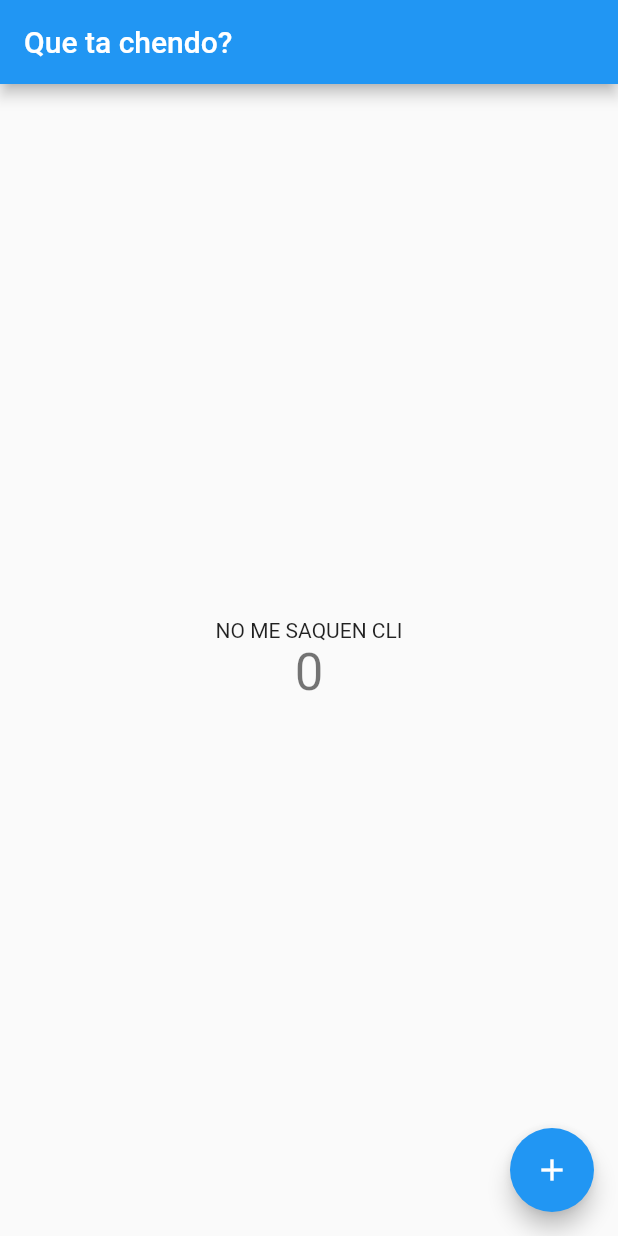
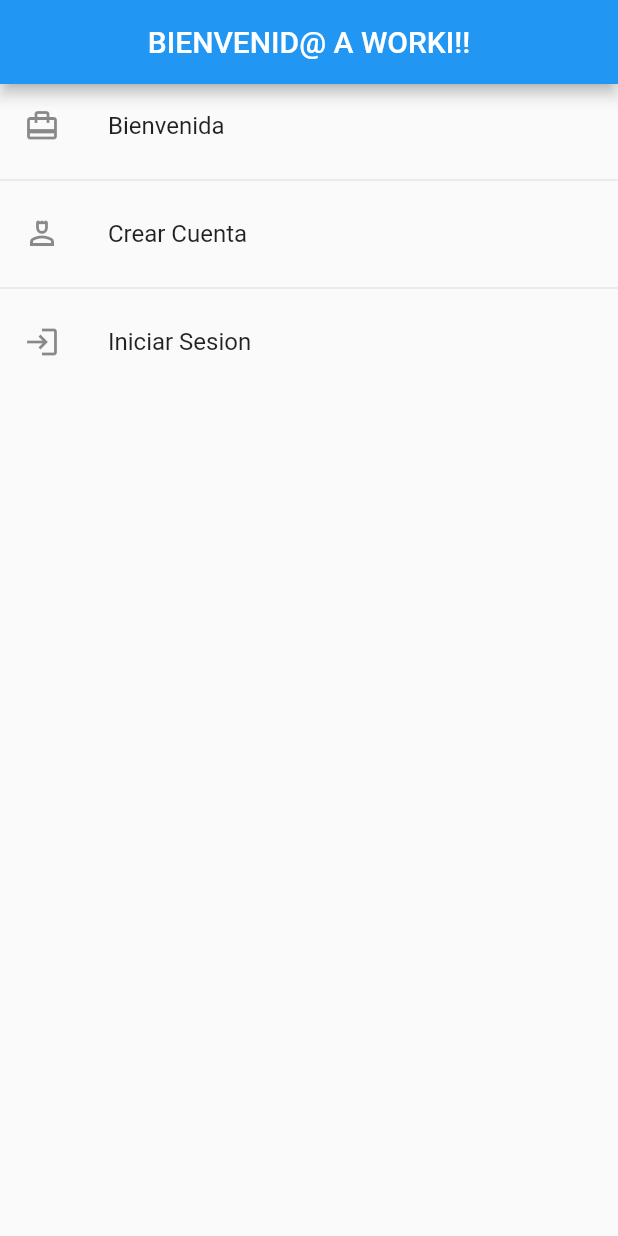
Before and after one commit to joseph7perez/Proyecto_software, a Flutter app: the screen it shows after launch, on a phone screen of 412 x 824 dp. Run offline on Flutter 3.47's test engine with Material 2 defaults, Android fonts, the phone set to English and light mode, and no system bars.

Commit message:
Screen inicial: bienvenida, crear cuenta e iniciar sesion

```diff
--- a/WORKI DEMO/lib/main.dart
+++ b/WORKI DEMO/lib/main.dart
@@ -1,115 +1,19 @@
 import 'package:flutter/material.dart';
 
-void main() {
-  runApp(const MyApp());
-}
+import 'router/apps_routes.dart';
+
+void main() => runApp(const MyApp());
 
 class MyApp extends StatelessWidget {
   const MyApp({super.key});
 
-  // This widget is the root of your application.
   @override
   Widget build(BuildContext context) {
     return MaterialApp(
-      title: 'WORKI DEMO',
-      theme: ThemeData(
-        // This is the theme of your application.
-        //
-        // Try running your application with "flutter run". You'll see the
-        // application has a blue toolbar. Then, without quitting the app, try
-        // changing the primarySwatch below to Colors.green and then invoke
-        // "hot reload" (press "r" in the console where you ran "flutter run",
-        // or simply save your changes to "hot reload" in a Flutter IDE).
-        // Notice that the counter didn't reset back to zero; the application
-        // is not restarted.
-        primarySwatch: Colors.blue,
-      ),
-      home: const MyHomePage(title: 'Que ta chendo?'),
+      debugShowCheckedModeBanner: false,
+      initialRoute: AppRoutes.initialRoute,
+      routes: AppRoutes.getAppRoutes(),
+      //onGenerateRoute: AppRoutes.onGenerateRoute,
     );
   }
 }
-
-class MyHomePage extends StatefulWidget {
-  const MyHomePage({super.key, required this.title});
-
-  // This widget is the home page of your application. It is stateful, meaning
-  // that it has a State object (defined below) that contains fields that affect
-  // how it looks.
-
-  // This class is the configuration for the state. It holds the values (in this
-  // case the title) provided by the parent (in this case the App widget) and
-  // used by the build method of the State. Fields in a Widget subclass are
-  // always marked "final".
-
-  final String title;
-
-  @override
-  State<MyHomePage> createState() => _MyHomePageState();
-}
-
-class _MyHomePageState extends State<MyHomePage> {
-  int _counter = 0;
-
-  void _incrementCounter() {
-    setState(() {
-      // This call to setState tells the Flutter framework that something has
-      // changed in this State, which causes it to rerun the build method below
-      // so that the display can reflect the updated values. If we changed
-      // _counter without calling setState(), then the build method would not be
-      // called again, and so nothing would appear to happen.
-      _counter++;
-    });
-  }
-
-  @override
-  Widget build(BuildContext context) {
-    // This method is rerun every time setState is called, for instance as done
-    // by the _incrementCounter method above.
-    //
-    // The Flutter framework has been optimized to make rerunning build methods
-    // fast, so that you can just rebuild anything that needs updating rather
-    // than having to individually change instances of widgets.
-    return Scaffold(
-      appBar: AppBar(
-        // Here we take the value from the MyHomePage object that was created by
-        // the App.build method, and use it to set our appbar title.
-        title: Text(widget.title),
-      ),
-      body: Center(
-        // Center is a layout widget. It takes a single child and positions it
-        // in the middle of the parent.
-        child: Column(
-          // Column is also a layout widget. It takes a list of children and
-          // arranges them vertically. By default, it sizes itself to fit its
-          // children horizontally, and tries to be as tall as its parent.
-          //
-          // Invoke "debug painting" (press "p" in the console, choose the
-          // "Toggle Debug Paint" action from the Flutter Inspector in Android
-          // Studio, or the "Toggle Debug Paint" command in Visual Studio Code)
-          // to see the wireframe for each widget.
-          //
-          // Column has various properties to control how it sizes itself and
-          // how it positions its children. Here we use mainAxisAlignment to
-          // center the children vertically; the main axis here is the vertical
-          // axis because Columns are vertical (the cross axis would be
-          // horizontal).
-          mainAxisAlignment: MainAxisAlignment.center,
-          children: <Widget>[
-            const Text(
-              'NO ME SAQUEN CLI',
-            ),
-            Text(
-              '$_counter',
-              style: Theme.of(context).textTheme.headlineMedium,
-            ),
-          ],
-        ),
-      ),
-      floatingActionButton: FloatingActionButton(
-        onPressed: _incrementCounter,
-        tooltip: 'Increment',
-        child: const Icon(Icons.add),
-      ), // This trailing comma makes auto-formatting nicer for build methods.
-    );
-  }
-}
--- /dev/null
+++ b/WORKI DEMO/lib/models/menu_option.dart
@@ -0,0 +1,15 @@
+import 'package:flutter/material.dart' show IconData, Widget;
+
+class MenuOption{
+  final String route;
+  final IconData icon;
+  final String name;
+  final Widget screen;
+
+  MenuOption({
+    required this.route,
+    required this.name,
+    required this.screen,
+    required this.icon,});
+
+}
--- /dev/null
+++ b/WORKI DEMO/lib/models/models.dart
@@ -0,0 +1 @@
+export 'package:flutter_application_1/models/menu_option.dart';
--- /dev/null
+++ b/WORKI DEMO/lib/router/apps_routes.dart
@@ -0,0 +1,37 @@
+
+import 'package:flutter/material.dart';
+import 'package:flutter_application_1/models/models.dart';
+import 'package:flutter_application_1/screens/screens.dart';
+
+
+class AppRoutes{
+  static const initialRoute = "/bienvenida";
+
+  static final menuOptions = <MenuOption>[
+    MenuOption(route: "/bienvenida", name: "Bienvenida", screen: const BienvenidaScreen(), icon: Icons.wallet_travel),
+    MenuOption(route: "/crear_cuenta", name: "Crear Cuenta", screen: const CrearCuentaScreen(), icon: Icons.person_4_outlined),
+    MenuOption(route: "/iniciar_sesion", name: "Iniciar Sesion", screen: const IniciarSesionScreen(), icon: Icons.login_outlined),
+
+  ];
+
+  static Map<String, Widget Function(BuildContext)> getAppRoutes(){
+    Map<String, Widget Function(BuildContext)> appRoutes = {};
+    for(final option in menuOptions){
+      appRoutes.addAll({option.route : (context) => option.screen,});
+    }
+    return appRoutes;
+  }
+
+  /*
+  static Map<String, Widget Function(BuildContext)> routes = {
+    "/bienvenida" : (context) => const BienvenidaScreen(),
+    "/crear_cuenta" : (context) => const CrearCuentaScreen(),
+    "/iniciar_sesion" : (context) => const IniciarSesionScreen(),
+  }; */
+
+  static Route<dynamic> onGenerateRoute (RouteSettings settings) {
+    return MaterialPageRoute(
+      builder: (context) => const BienvenidaScreen(),
+    );
+  }
+}
--- /dev/null
+++ b/WORKI DEMO/lib/screens/bienvenida_screen.dart
@@ -0,0 +1,30 @@
+import 'package:flutter/material.dart';
+
+import '../router/apps_routes.dart';
+
+class BienvenidaScreen extends StatelessWidget {
+
+  const BienvenidaScreen({Key? key}) : super(key: key);
+
+  @override
+  Widget build(BuildContext context) {
+    final menuOptions = AppRoutes.menuOptions;
+    return Scaffold(
+      appBar: AppBar(
+        centerTitle: true,
+        title: const Text("BIENVENID@ A WORKI!!"),
+      ),
+      body: ListView.separated(
+        itemBuilder: (context, index) => ListTile(
+          title: Text(menuOptions[index].name),
+          leading: Icon(menuOptions[index].icon),
+          onTap: (){
+            Navigator.pushNamed(context, menuOptions[index].route);
+          },
+        ),
+        separatorBuilder: (_, __) => const Divider(),
+        itemCount: menuOptions.length,
+        )
+    );
+  }
+}
--- /dev/null
+++ b/WORKI DEMO/lib/screens/crear_cuenta_screen.dart
@@ -0,0 +1,16 @@
+import 'package:flutter/material.dart';
+
+class CrearCuentaScreen extends StatelessWidget {
+
+  const CrearCuentaScreen({Key? key}) : super(key: key);
+
+  @override
+  Widget build(BuildContext context) {
+    return Scaffold(
+      appBar: AppBar(
+        centerTitle: true,
+        title: const Text("Crear Cuenta"),
+      ),
+    );
+  }
+}
--- /dev/null
+++ b/WORKI DEMO/lib/screens/iniciar_sesion_screen.dart
@@ -0,0 +1,16 @@
+import 'package:flutter/material.dart';
+
+class IniciarSesionScreen extends StatelessWidget {
+
+  const IniciarSesionScreen({Key? key}) : super(key: key);
+
+  @override
+  Widget build(BuildContext context) {
+    return Scaffold(
+      appBar: AppBar(
+        centerTitle: true,
+        title: const Text("Iniciar Sesion"),
+      ),
+    );
+  }
+}
--- /dev/null
+++ b/WORKI DEMO/lib/screens/screens.dart
@@ -0,0 +1,3 @@
+export 'package:flutter_application_1/screens/bienvenida_screen.dart';
+export 'package:flutter_application_1/screens/crear_cuenta_screen.dart';
+export 'package:flutter_application_1/screens/iniciar_sesion_screen.dart';
```
Also changed, not shown: 2 other files.
